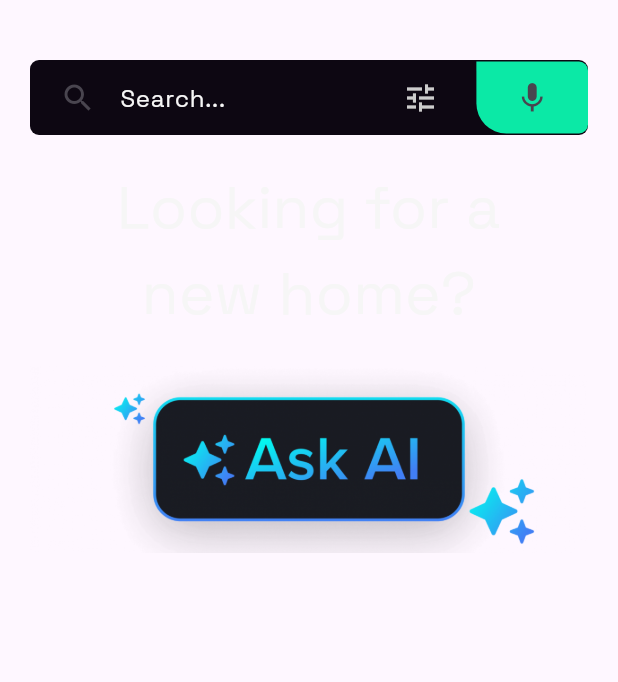
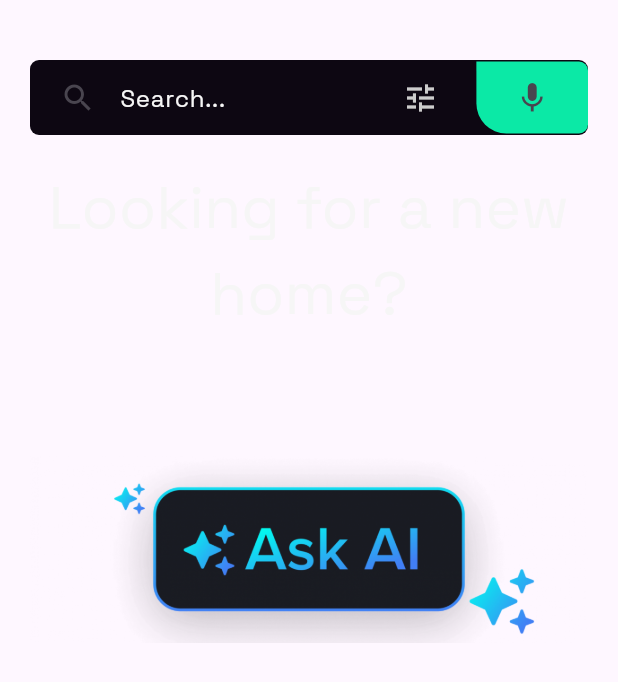
Before and after one commit to Paz1Ws/ExoView, a Flutter app: the ExploreView widget shown alone on an empty page, opened directly, on a phone screen of 412 x 824 dp. Shown: the top 682 px of the screen. Run offline on Flutter 3.47's test engine with Material 3 defaults, Android fonts, the phone set to English and light mode, and no system bars; drawn by our look-alikes of animated_text_kit; our stand-ins replace animate_do, dots_indicator, flutter_riverpod, font_awesome_flutter, fpdart, get_it and 6 more; missing offline and left inert: glowy_borders, model_viewer_plus; accounts and stored records are empty; generated files the repository leaves out were written again.

```diff
--- a/lib/presentation/screens/explore/screens/explore_view.dart
+++ b/lib/presentation/screens/explore/screens/explore_view.dart
@@ -34,7 +34,7 @@ class ExploreView extends StatelessWidget {
             AnimatedTextKit(
               totalRepeatCount: 1,
               animatedTexts: [
-                TypewriterAnimatedText('Looking for a \nnew home?',
+                TypewriterAnimatedText('Looking for a new home?',
                     speed: const Duration(milliseconds: 200),
                     textAlign: TextAlign.center,
                     textStyle: AppFonts.spaceGrotesk40
@@ -42,7 +42,7 @@ class ExploreView extends StatelessWidget {
               ],
             ),
             const SizedBox(
-              height: 20,
+              height: 80,
             ),
             GestureDetector(
               child: Image.asset('assets/images/ask_to_ai.png'),
--- a/lib/presentation/widgets/explore/search_tab.dart
+++ b/lib/presentation/widgets/explore/search_tab.dart
@@ -291,6 +291,7 @@ class _FilterSectionState extends ConsumerState<FilterSection> {
     double maxYear = 1000.0;
 
     return Column(
+      mainAxisAlignment: MainAxisAlignment.start,
       children: [
         Text(
           widget.text,
--- a/pubspec.yaml
+++ b/pubspec.yaml
@@ -18,6 +18,7 @@ dependencies:
   font_awesome_flutter: ^10.7.0
   glowy_borders: any
   google_fonts: ^6.2.1
+  google_sign_in: ^6.2.1
   http: ^1.2.2
   lottie: ^3.1.2
   model_viewer_plus: any
@@ -32,9 +33,12 @@ dependencies:
   get_it: ^8.0.0
   flutter_test:
     sdk: flutter
+  hive: ^2.2.3
+  hive_flutter: ^1.1.0
+  hive_generator: ^2.0.1
+  build_runner: ^2.4.13
 dev_dependencies:
   riverpod_generator: ^2.4.3
-  build_runner: ^2.4.13
   custom_lint: ^0.6.7
   riverpod_lint: ^2.3.13
 build_runner:
```
Also changed, not shown: lib/presentation/widgets/general/background_with_image.dart (+1 -1 lines), assets/images/backgrounds/background image.png (added), pubspec.lock, 2 other files.
